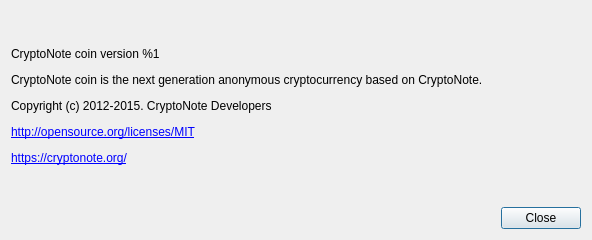
This is src/gui/ui/aboutdialog.ui in smupyknight/pebex-wallet as Qt 5 draws it before an edit. The edited form follows.
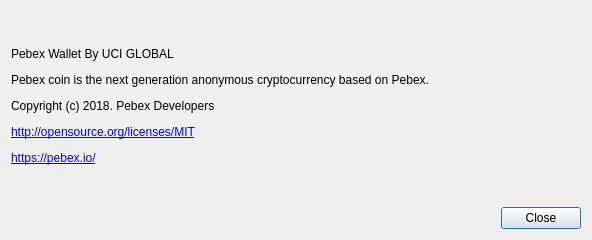
This is the edited form.

Patch:
```diff
--- a/src/gui/ui/aboutdialog.ui
+++ b/src/gui/ui/aboutdialog.ui
@@ -41,7 +41,7 @@
       </sizepolicy>
      </property>
      <property name="text">
-      <string>&lt;html&gt;&lt;head/&gt;&lt;body&gt;&lt;p&gt;CryptoNote coin version %1&lt;/p&gt;&lt;p&gt;CryptoNote coin is the next generation anonymous cryptocurrency based on CryptoNote.&lt;/p&gt;&lt;p&gt;Copyright (c) 2012-2015. CryptoNote Developers&lt;/p&gt;&lt;p&gt;&lt;a href=&quot;http://opensource.org/licenses/MIT&quot;&gt;&lt;span style=&quot; text-decoration: underline; color:#0000ff;&quot;&gt;http://opensource.org/licenses/MIT&lt;/span&gt;&lt;/a&gt;&lt;/p&gt;&lt;p&gt;&lt;a href=&quot;https://cryptonote.org/&quot;&gt;&lt;span style=&quot; text-decoration: underline; color:#0000ff;&quot;&gt;https://cryptonote.org/&lt;/span&gt;&lt;/a&gt;&lt;/p&gt;&lt;/body&gt;&lt;/html&gt;</string>
+      <string>&lt;html&gt;&lt;head/&gt;&lt;body&gt;&lt;p&gt;Pebex Wallet By UCI GLOBAL&lt;/p&gt;&lt;p&gt;Pebex coin is the next generation anonymous cryptocurrency based on Pebex.&lt;/p&gt;&lt;p&gt;Copyright (c) 2018. Pebex Developers&lt;/p&gt;&lt;p&gt;&lt;a href=&quot;http://opensource.org/licenses/MIT&quot;&gt;&lt;span style=&quot; text-decoration: underline; color:#0000ff;&quot;&gt;http://opensource.org/licenses/MIT&lt;/span&gt;&lt;/a&gt;&lt;/p&gt;&lt;p&gt;&lt;a href=&quot;https://pebex.io/&quot;&gt;&lt;span style=&quot; text-decoration: underline; color:#0000ff;&quot;&gt;https://pebex.io/&lt;/span&gt;&lt;/a&gt;&lt;/p&gt;&lt;/body&gt;&lt;/html&gt;</string>
      </property>
      <property name="textFormat">
       <enum>Qt::RichText</enum>
```
